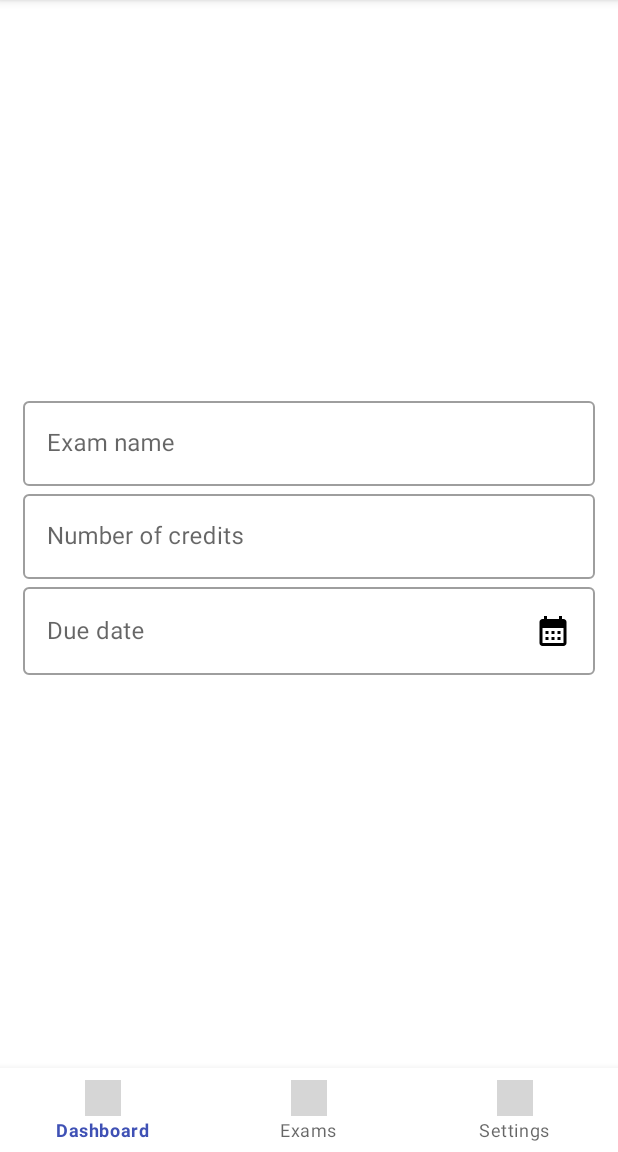
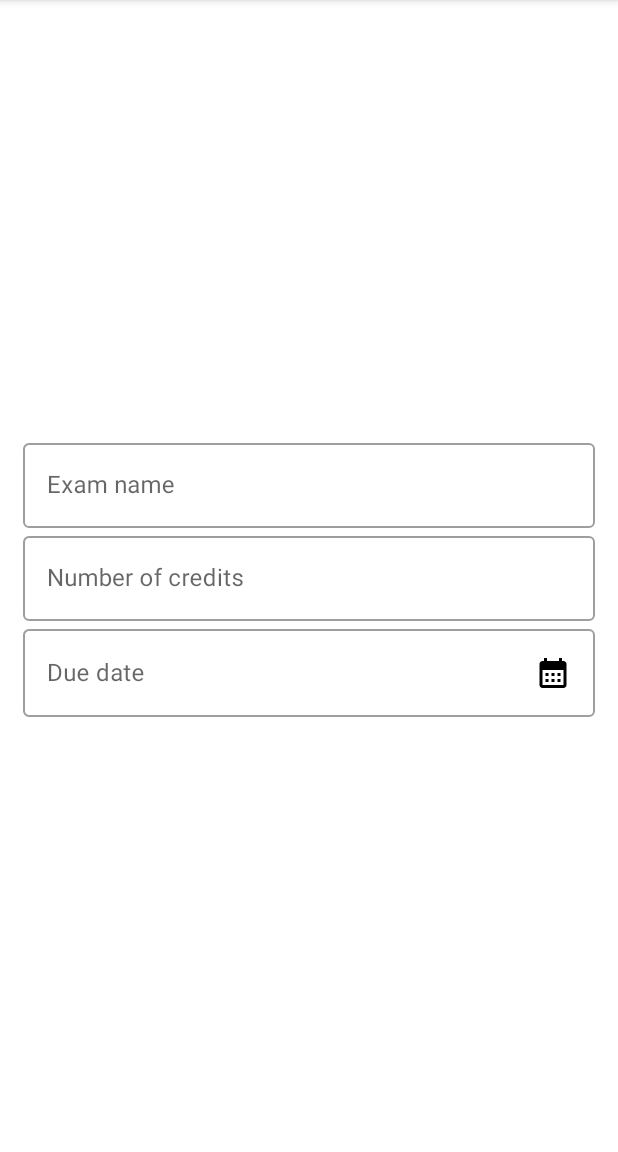
Before and after one commit to Alnu73/studymato, an Android app: the ExamsFragment screen opened through its navigation route, after a tap on "Add new item", on a phone screen of 412 x 824 dp, the part 84-1236 px from its top. Run offline under Robolectric (Android 15) with nearby library versions, the phone set to English and light mode, and no system bars; our stand-ins replace Firebase (no records; nobody signed in at launch, a user with empty details on screens opened directly), navigation-ui; grey boxes are pictures that could not be loaded.

Commit message:
AddExamFragment navigation implemented

```diff
--- a/app/src/main/java/it/uni/sim/studymato/AddExamFragment.java
+++ b/app/src/main/java/it/uni/sim/studymato/AddExamFragment.java
@@ -1,12 +1,20 @@
 package it.uni.sim.studymato;
 
+import android.content.Context;
 import android.os.Bundle;
 
+import androidx.activity.OnBackPressedCallback;
+import androidx.annotation.NonNull;
 import androidx.fragment.app.Fragment;
+import androidx.navigation.NavController;
+import androidx.navigation.NavDirections;
+import androidx.navigation.fragment.NavHostFragment;
 
 import android.view.LayoutInflater;
 import android.view.View;
 import android.view.ViewGroup;
+
+import com.google.android.material.bottomnavigation.BottomNavigationView;
 
 import it.uni.sim.studymato.databinding.FragmentAddExamBinding;
 
@@ -28,6 +36,7 @@ public class AddExamFragment extends Fragment {
                              Bundle savedInstanceState) {
         // Inflate the layout for this fragment
         binding = FragmentAddExamBinding.inflate(inflater, container, false);
+        toggleBottomNavigationView();
         return binding.getRoot();
     }
 
@@ -36,4 +45,30 @@ public class AddExamFragment extends Fragment {
         super.onDestroy();
         binding = null;
     }
+
+    @Override
+    public void onAttach(@NonNull Context context) {
+        super.onAttach(context);
+        OnBackPressedCallback callback = new OnBackPressedCallback(
+                true // default to enabled
+        ) {
+            @Override
+            public void handleOnBackPressed() {
+                requireActivity().getSupportFragmentManager().popBackStack();
+                toggleBottomNavigationView();
+            }
+        };
+        requireActivity().getOnBackPressedDispatcher().addCallback(
+                this, callback);
+    }
+
+
+
+    private void toggleBottomNavigationView() {
+        BottomNavigationView bottomNavigationView = requireActivity().findViewById(R.id.bottomNavigationView);
+        if(bottomNavigationView.getVisibility() == View.VISIBLE)
+            bottomNavigationView.setVisibility(View.GONE);
+        else
+            bottomNavigationView.setVisibility(View.VISIBLE);
+    }
 }
--- a/app/src/main/java/it/uni/sim/studymato/ExamsFragment.java
+++ b/app/src/main/java/it/uni/sim/studymato/ExamsFragment.java
@@ -4,6 +4,9 @@ import android.os.Bundle;
 
 import androidx.fragment.app.Fragment;
 import androidx.fragment.app.FragmentTransaction;
+import androidx.navigation.NavController;
+import androidx.navigation.NavDirections;
+import androidx.navigation.fragment.NavHostFragment;
 
 import android.view.LayoutInflater;
 import android.view.View;
@@ -14,6 +17,7 @@ import com.google.android.material.floatingactionbutton.FloatingActionButton;
 import com.google.firebase.database.DatabaseReference;
 import com.google.firebase.database.FirebaseDatabase;
 
+import it.uni.sim.studymato.authentication.SignInFragmentDirections;
 import it.uni.sim.studymato.databinding.FragmentExamsBinding;
 
 public class ExamsFragment extends Fragment {
@@ -43,15 +47,11 @@ public class ExamsFragment extends Fragment {
         fab.setOnClickListener(new View.OnClickListener() {
             @Override
             public void onClick(View view) {
-                AddExamFragment addExamFragment = new AddExamFragment();
-                FrameLayout examsMainLayout = binding.examsMainLayout;
-                examsMainLayout.removeAllViews();
-                requireActivity().getSupportFragmentManager().beginTransaction()
-                        .replace(
-                                R.id.examsMainLayout,
-                                addExamFragment,
-                                addExamFragment.getClass().getCanonicalName())
-                        .commit();
+                NavHostFragment navHostFragment =
+                        (NavHostFragment) requireActivity().getSupportFragmentManager().findFragmentById(R.id.main_nav_host_fragment);
+                NavController navController = navHostFragment.getNavController();
+                NavDirections action = ExamsFragmentDirections.actionExamsFragmentToAddExamFragment();
+                navController.navigate(action);
             }
         });
 
--- a/app/src/main/res/layout/fragment_add_exam.xml
+++ b/app/src/main/res/layout/fragment_add_exam.xml
@@ -46,6 +46,7 @@
             android:layout_width="match_parent"
             android:layout_height="wrap_content"
             android:inputType="date"
+            android:maxLength="8"
             android:drawableEnd="@drawable/ic_baseline_calendar_month_24"
             />
 
--- a/app/src/main/res/navigation/bottom_main_nav_graph.xml
+++ b/app/src/main/res/navigation/bottom_main_nav_graph.xml
@@ -25,6 +25,9 @@
         <action
             android:id="@+id/action_examsFragment_to_settingsFragment"
             app:destination="@id/settingsFragment" />
+        <action
+            android:id="@+id/action_examsFragment_to_addExamFragment"
+            app:destination="@id/addExamFragment" />
     </fragment>
     <fragment
         android:id="@+id/settingsFragment"
@@ -35,4 +38,13 @@
             android:id="@+id/action_settingsFragment_to_examsFragment"
             app:destination="@id/examsFragment" />
     </fragment>
+    <fragment
+        android:id="@+id/addExamFragment"
+        android:name="it.uni.sim.studymato.AddExamFragment"
+        android:label="fragment_add_exam"
+        tools:layout="@layout/fragment_add_exam" >
+        <action
+            android:id="@+id/action_addExamFragment_to_examsFragment"
+            app:destination="@id/examsFragment" />
+    </fragment>
 </navigation>
```
